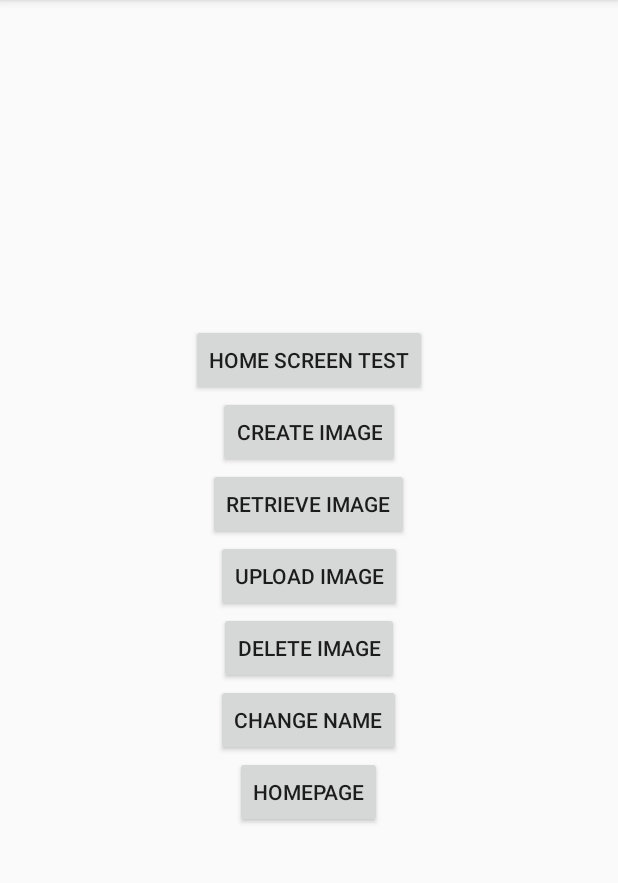
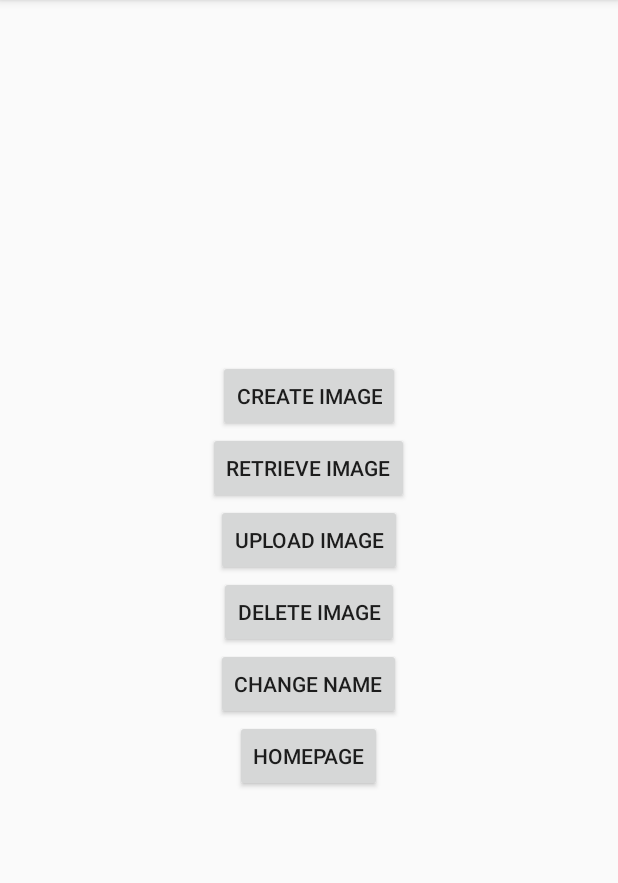
Before and after one commit to wolfe766/mobile_apps, an Android app: the screen it shows after launch (MainActivity), on a phone screen of 412 x 824 dp, the part 84-967 px from its top. Run offline under Robolectric (Android 15) with nearby library versions, the phone set to English and light mode, and no system bars; our stand-ins replace Firebase (no records; nobody signed in at launch, a user with empty details on screens opened directly); pictures from the network do not load.

Commit message:
Removed duplicate homepage button

```diff
--- a/app/src/main/res/layout/activity_main.xml
+++ b/app/src/main/res/layout/activity_main.xml
@@ -19,11 +19,6 @@
             android:adjustViewBounds="true"
             android:maxWidth="200dp"/>
 
-        <Button
-            android:id="@+id/home_button"
-            android:layout_width="wrap_content"
-            android:layout_height="wrap_content"
-            android:text="@string/home_button"/>
         <Button
             android:id="@+id/create_button"
             android:layout_width="wrap_content"
```
